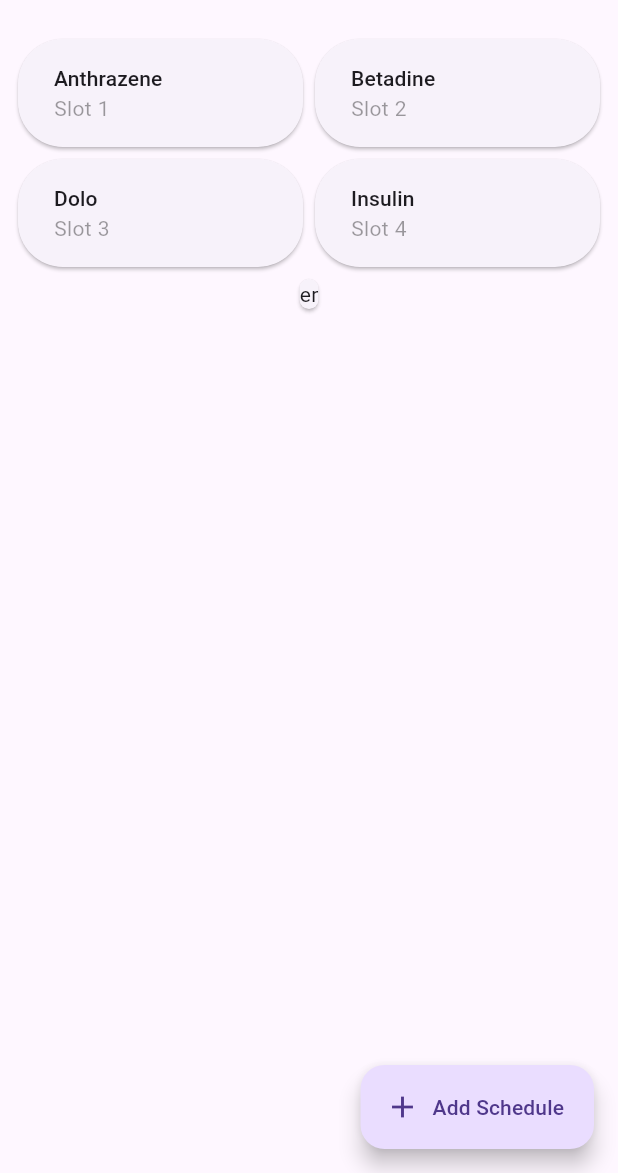
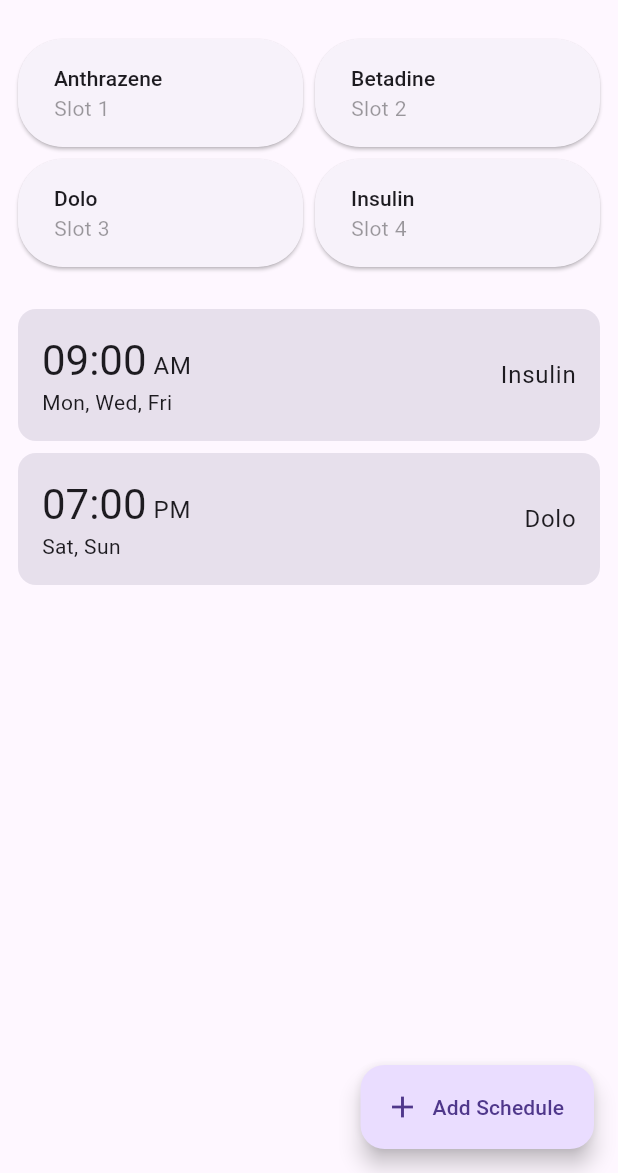
Before and after one commit to sudormrfbin/medis, a Flutter app: the screen it shows after launch, on a phone screen of 412 x 824 dp, the part 63-1236 px from its top. Run offline on Flutter 3.47's test engine with Material 2 defaults, Android fonts, the phone set to English and light mode, and no system bars; our stand-ins replace flutter_riverpod.

Commit message:
Add time schedule widget

```diff
--- a/lib/pages/main.dart
+++ b/lib/pages/main.dart
@@ -1,11 +1,32 @@
 import 'package:flutter/material.dart';
+
+String dayIntToString(int day) {
+  switch (day) {
+    case DateTime.monday:
+      return 'Mon';
+    case DateTime.tuesday:
+      return 'Tue';
+    case DateTime.wednesday:
+      return 'Wed';
+    case DateTime.thursday:
+      return 'Thur';
+    case DateTime.friday:
+      return 'Fri';
+    case DateTime.saturday:
+      return 'Sat';
+    case DateTime.sunday:
+      return 'Sun';
+  }
+
+  throw 'Invalid date int';
+}
 
 class MainPage extends StatelessWidget {
   const MainPage({super.key});
 
   @override
   Widget build(BuildContext context) {
-    return Column(children: [
+    return Column(crossAxisAlignment: CrossAxisAlignment.stretch, children: [
       Row(children: [
         buildPillCard(context, 'Anthrazene', 1),
         buildPillCard(context, 'Betadine', 2),
@@ -14,12 +35,52 @@ class MainPage extends StatelessWidget {
         buildPillCard(context, 'Dolo', 3),
         buildPillCard(context, 'Insulin', 4),
       ]),
-      buildScheduleTile(),
+      const SizedBox(height: 20),
+      buildScheduleTile(
+          context, const TimeOfDay(hour: 9, minute: 0), [1, 3, 5], 'Insulin'),
+      buildScheduleTile(
+          context, const TimeOfDay(hour: 19, minute: 0), [6, 7], 'Dolo'),
     ]);
   }
 
-  Widget buildScheduleTile() {
-    return Card(child: Text('er'));
+  Widget buildScheduleTile(
+    BuildContext context,
+    TimeOfDay time,
+    List<int> days,
+    String pillName,
+  ) {
+    return Card(
+      elevation: 0,
+      color: Theme.of(context).colorScheme.surfaceVariant,
+      child: Padding(
+        padding: const EdgeInsets.all(16.0),
+        child: Row(
+          children: [
+            Column(crossAxisAlignment: CrossAxisAlignment.start, children: [
+              Row(
+                textBaseline: TextBaseline.alphabetic,
+                crossAxisAlignment: CrossAxisAlignment.baseline,
+                children: [
+                  Text(
+                    '${time.hourOfPeriod.toString().padLeft(2, '0')}:${time.minute.toString().padLeft(2, '0')}',
+                    // time.format(context),
+                    // '09:00',
+                    style: Theme.of(context).textTheme.headlineMedium,
+                  ),
+                  Text(
+                    time.period == DayPeriod.am ? ' AM' : ' PM',
+                    style: Theme.of(context).textTheme.bodyLarge,
+                  ),
+                ],
+              ),
+              Text(days.map(dayIntToString).join(", ")),
+            ]),
+            const Spacer(),
+            Text(pillName, style: Theme.of(context).textTheme.bodyLarge)
+          ],
+        ),
+      ),
+    );
   }
 
   Widget buildPillCard(BuildContext context, String name, int slot) {
```
